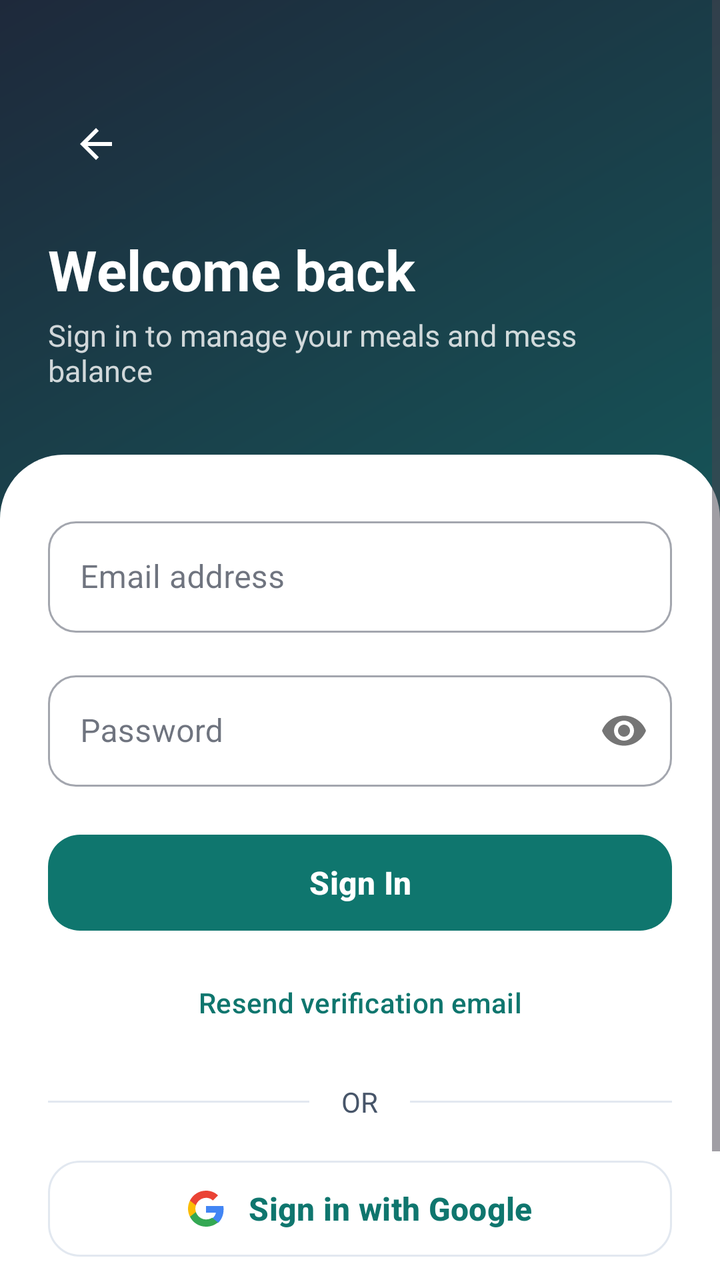
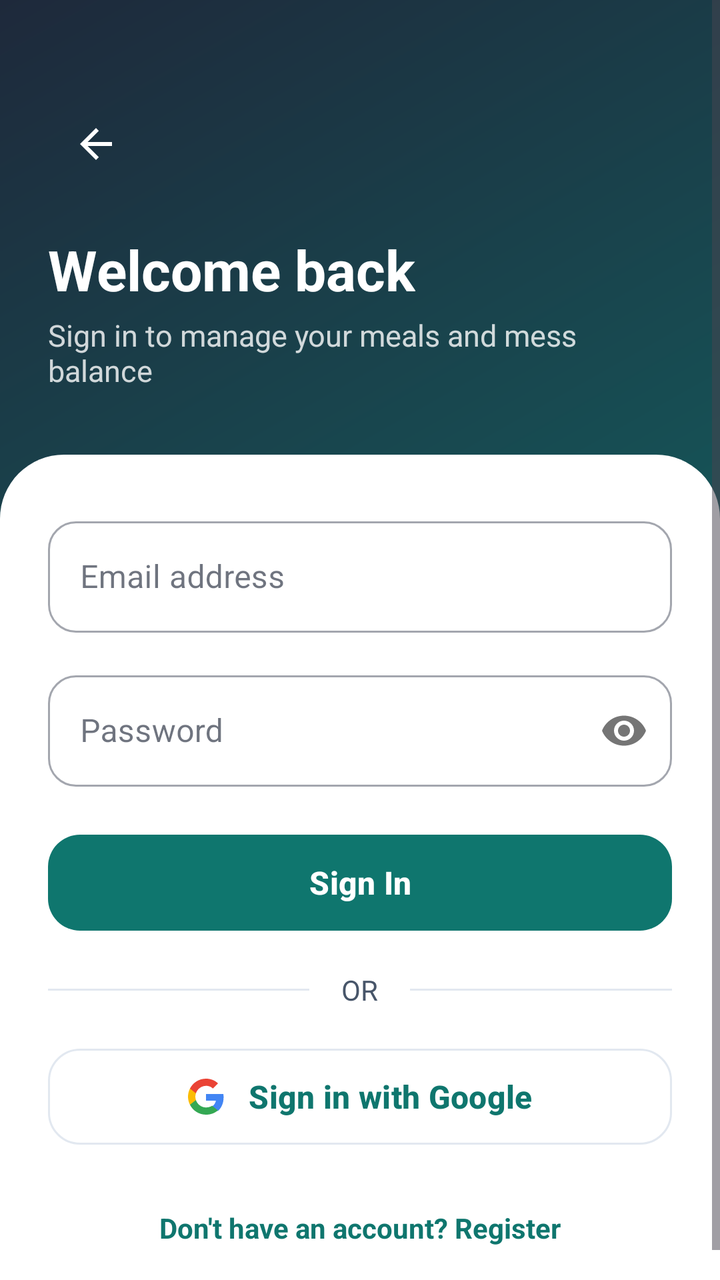

An Android layout rendered at two revisions. The XML below is the earlier revision; the diff shows what the commit changed to produce the second picture.
<!-- AndroidManifest.xml: application theme Theme.MealSync -->
<!-- res/layout/activity_login.xml -->
<?xml version="1.0" encoding="utf-8"?>
<FrameLayout xmlns:android="http://schemas.android.com/apk/res/android"
    xmlns:app="http://schemas.android.com/apk/res-auto"
    xmlns:tools="http://schemas.android.com/tools"
    android:layout_width="match_parent"
    android:layout_height="match_parent"
    tools:context=".ui.auth.LoginActivity">

    <View
        android:id="@+id/bgMember"
        android:layout_width="match_parent"
        android:layout_height="match_parent"
        android:background="@drawable/bg_gradient_member" />

    <View
        android:id="@+id/bgManager"
        android:layout_width="match_parent"
        android:layout_height="match_parent"
        android:alpha="0"
        android:background="@drawable/bg_gradient_manager" />

    <ScrollView
        android:id="@+id/scrollContent"
        android:layout_width="match_parent"
        android:layout_height="match_parent"
        android:fillViewport="true"
        android:overScrollMode="never">

        <LinearLayout
            android:layout_width="match_parent"
            android:layout_height="wrap_content"
            android:orientation="vertical">

            
            <LinearLayout
                android:id="@+id/header"
                android:layout_width="match_parent"
                android:layout_height="wrap_content"
                android:orientation="vertical"
                android:paddingStart="24dp"
                android:paddingTop="48dp"
                android:paddingEnd="24dp"
                android:paddingBottom="32dp">

                <ImageButton
                    android:id="@+id/btnBack"
                    android:layout_width="48dp"
                    android:layout_height="48dp"
                    android:background="?attr/selectableItemBackgroundBorderless"
                    android:contentDescription="@string/cd_back"
                    android:src="@drawable/ic_arrow_back"
                    app:tint="@color/white" />

                <TextView
                    android:id="@+id/tvLoginTitle"
                    android:layout_width="wrap_content"
                    android:layout_height="wrap_content"
                    android:layout_marginTop="20dp"
                    android:text="@string/login_title"
                    android:textColor="@color/white"
                    android:textSize="28sp"
                    android:textStyle="bold" />

                <TextView
                    android:id="@+id/tvLoginSubtitle"
                    android:layout_width="wrap_content"
                    android:layout_height="wrap_content"
                    android:layout_marginTop="4dp"
                    android:text="@string/login_subtitle_member"
                    android:textColor="#CCFFFFFF"
                    android:textSize="15sp" />
            </LinearLayout>

            
            <LinearLayout
                android:id="@+id/sheet"
                android:layout_width="match_parent"
                android:layout_height="0dp"
                android:layout_weight="1"
                android:background="@drawable/bg_sheet_top"
                android:orientation="vertical"
                android:paddingStart="24dp"
                android:paddingTop="28dp"
                android:paddingEnd="24dp"
                android:paddingBottom="24dp">

                <com.google.android.material.textfield.TextInputLayout
                    android:id="@+id/tilEmail"
                    style="@style/Widget.MaterialComponents.TextInputLayout.OutlinedBox"
                    android:layout_width="match_parent"
                    android:layout_height="wrap_content"
                    android:hint="@string/email_hint"
                    app:boxCornerRadiusBottomEnd="14dp"
                    app:boxCornerRadiusBottomStart="14dp"
                    app:boxCornerRadiusTopEnd="14dp"
                    app:boxCornerRadiusTopStart="14dp">

                    <com.google.android.material.textfield.TextInputEditText
                        android:id="@+id/etEmail"
                        android:layout_width="match_parent"
                        android:layout_height="wrap_content"
                        android:inputType="textEmailAddress"
                        android:maxLines="1" />
                </com.google.android.material.textfield.TextInputLayout>

                <com.google.android.material.textfield.TextInputLayout
                    android:id="@+id/tilPassword"
                    style="@style/Widget.MaterialComponents.TextInputLayout.OutlinedBox"
                    android:layout_width="match_parent"
                    android:layout_height="wrap_content"
                    android:layout_marginTop="16dp"
                    android:hint="@string/password_hint"
                    app:boxCornerRadiusBottomEnd="14dp"
                    app:boxCornerRadiusBottomStart="14dp"
                    app:boxCornerRadiusTopEnd="14dp"
                    app:boxCornerRadiusTopStart="14dp"
                    app:passwordToggleEnabled="true">

                    <com.google.android.material.textfield.TextInputEditText
                        android:id="@+id/etPassword"
                        android:layout_width="match_parent"
                        android:layout_height="wrap_content"
                        android:inputType="textPassword"
                        android:maxLines="1" />
                </com.google.android.material.textfield.TextInputLayout>

                <com.google.android.material.progressindicator.CircularProgressIndicator
                    android:id="@+id/progress"
                    android:layout_width="wrap_content"
                    android:layout_height="wrap_content"
                    android:layout_gravity="center_horizontal"
                    android:layout_marginTop="16dp"
                    android:indeterminate="true"
                    android:visibility="gone" />

                <com.google.android.material.button.MaterialButton
                    android:id="@+id/btnLogin"
                    android:layout_width="match_parent"
                    android:layout_height="wrap_content"
                    android:layout_marginTop="20dp"
                    android:minHeight="56dp"
                    android:text="@string/login_btn"
                    android:textSize="16sp"
                    android:textStyle="bold"
                    app:cornerRadius="16dp" />

                <com.google.android.material.button.MaterialButton
                    android:id="@+id/btnResendVerification"
                    style="@style/Widget.Material3.Button.TextButton"
                    android:layout_width="match_parent"
                    android:layout_height="wrap_content"
                    android:layout_marginTop="8dp"
                    android:text="@string/resend_verification_email"
                    android:textColor="@color/ms_teal"
                    android:textSize="14sp" />

                <LinearLayout
                    android:layout_width="match_parent"
                    android:layout_height="wrap_content"
                    android:layout_marginTop="16dp"
                    android:gravity="center_vertical"
                    android:orientation="horizontal">

                    <View
                        android:layout_width="0dp"
                        android:layout_height="1dp"
                        android:layout_weight="1"
                        android:background="@color/ms_divider" />

                    <TextView
                        android:layout_width="wrap_content"
                        android:layout_height="wrap_content"
                        android:layout_marginStart="16dp"
                        android:layout_marginEnd="16dp"
                        android:text="@string/or_divider"
                        android:textColor="@color/ms_text_secondary"
                        android:textSize="14sp" />

                    <View
                        android:layout_width="0dp"
                        android:layout_height="1dp"
                        android:layout_weight="1"
                        android:background="@color/ms_divider" />
                </LinearLayout>

                <com.google.android.material.button.MaterialButton
                    android:id="@+id/btnGoogle"
                    style="@style/Widget.Material3.Button.OutlinedButton"
                    android:layout_width="match_parent"
                    android:layout_height="wrap_content"
                    android:layout_marginTop="16dp"
                    android:minHeight="56dp"
                    android:text="@string/continue_google"
                    android:textSize="16sp"
                    android:textStyle="bold"
                    app:cornerRadius="16dp"
                    app:icon="@drawable/ic_google"
                    app:iconGravity="textStart"
                    app:iconPadding="12dp"
                    app:iconTint="@null" />

                <TextView
                    android:id="@+id/tvGoToRegister"
                    android:layout_width="wrap_content"
                    android:layout_height="wrap_content"
                    android:layout_gravity="center_horizontal"
                    android:layout_marginTop="20dp"
                    android:padding="8dp"
                    android:text="@string/dont_have_account"
                    android:textColor="@color/ms_teal"
                    android:textSize="14sp"
                    android:textStyle="bold" />

            </LinearLayout>
        </LinearLayout>
    </ScrollView>
</FrameLayout>
<!-- resources referenced by this layout -->
<resources>
  <color name="ms_divider">#E2E8F0</color>
  <color name="ms_teal">#0F766E</color>
  <color name="ms_text_secondary">#475569</color>
  <color name="white">#FFFFFFFF</color>
  <!-- drawable bg_gradient_manager (drawable) -->
  <?xml version="1.0" encoding="utf-8"?>
  <shape xmlns:android="http://schemas.android.com/apk/res/android"
      android:shape="rectangle">
      <gradient
          android:angle="135"
          android:startColor="@color/header_manager_start"
          android:endColor="@color/header_manager_end"
          android:type="linear" />
  </shape>
  <!-- drawable bg_gradient_member (drawable) -->
  <?xml version="1.0" encoding="utf-8"?>
  <shape xmlns:android="http://schemas.android.com/apk/res/android"
      android:shape="rectangle">
      <gradient
          android:angle="135"
          android:startColor="@color/header_member_start"
          android:endColor="@color/header_member_end"
          android:type="linear" />
  </shape>
  <!-- drawable bg_sheet_top (drawable) -->
  <?xml version="1.0" encoding="utf-8"?>
  <shape xmlns:android="http://schemas.android.com/apk/res/android"
      android:shape="rectangle">
      <solid android:color="@color/ms_card" />
      <corners
          android:topLeftRadius="32dp"
          android:topRightRadius="32dp" />
  </shape>
  <!-- drawable ic_arrow_back (drawable) -->
  <?xml version="1.0" encoding="utf-8"?>
  <vector xmlns:android="http://schemas.android.com/apk/res/android"
      android:width="24dp"
      android:height="24dp"
      android:viewportWidth="24"
      android:viewportHeight="24">
      <path
          android:fillColor="#FFFFFF"
          android:pathData="M20,11H7.83l5.59,-5.59L12,4l-8,8 8,8 1.41,-1.41L7.83,13H20v-2z" />
  </vector>
  <!-- drawable ic_google (drawable) -->
  <vector xmlns:android="http://schemas.android.com/apk/res/android"
      android:width="24dp"
      android:height="24dp"
      android:viewportWidth="24"
      android:viewportHeight="24">
      <path
          android:fillColor="#4285F4"
          android:pathData="M23.745,12.27c0,-0.7 -0.06,-1.4 -0.19,-2.07H12v4.51h6.6c-0.29,1.52 -1.14,2.82 -2.4,3.68v3.05h3.88c2.27,-2.09 3.665,-5.17 3.665,-9.17z" />
      <path
          android:fillColor="#34A853"
          android:pathData="M12,24c3.24,0 5.95,-1.08 7.93,-2.91l-3.88,-3.05c-1.08,0.72 -2.45,1.16 -4.05,1.16 -3.12,0 -5.77,-2.11 -6.72,-4.96H1.29v3.15C3.26,21.3 7.31,24 12,24z" />
      <path
          android:fillColor="#FBBC05"
          android:pathData="M5.28,14.24c-0.25,-0.72 -0.38,-1.49 -0.38,-2.24s0.13,-1.52 0.38,-2.24V6.61H1.29C0.47,8.24 0,10.06 0,12s0.47,3.76 1.29,5.39l3.99,-3.15z" />
      <path
          android:fillColor="#EA4335"
          android:pathData="M12,4.75c1.77,0 3.35,0.61 4.6,1.8l3.42,-3.42C17.95,1.19 15.24,0 12,0 7.31,0 3.26,2.7 1.29,6.61l3.99,3.15c0.95,-2.85 3.6,-4.96 6.72,-4.96z" />
  </vector>
  <string name="cd_back">Back</string>
  <string name="continue_google">Sign in with Google</string>
  <string name="dont_have_account">Don\'t have an account? Register</string>
  <string name="email_hint">Email address</string>
  <string name="login_btn">Sign In</string>
  <string name="login_subtitle_member">Sign in to manage your meals and mess balance</string>
  <string name="login_title">Welcome back</string>
  <string name="or_divider">OR</string>
  <string name="password_hint">Password</string>
  <string name="resend_verification_email">Resend verification email</string>
  <style name="Theme.MealSync" parent="Base.Theme.MealSync" />
  <color name="header_manager_start">#92400E</color>
  <color name="header_manager_end">#1E293B</color>
  <color name="header_member_start">#0F766E</color>
  <color name="header_member_end">#1E293B</color>
  <color name="ms_card">#FFFFFFFF</color>
  <color name="ms_primary">#0F766E</color>
  <color name="ms_surface">#F1F5F9</color>
  <color name="ms_text_primary">#0F172A</color>
  <color name="ms_secondary">#92400E</color>
  <color name="ms_negative">#B91C1C</color>
  <!-- unchanged entries left out for length: 1 -->
</resources>

<!-- the commit's change to res/layout/activity_login.xml (unified diff, before → after) -->
@@ -144,16 +144,6 @@
                     android:textStyle="bold"
                     app:cornerRadius="16dp" />
 
-                <com.google.android.material.button.MaterialButton
-                    android:id="@+id/btnResendVerification"
-                    style="@style/Widget.Material3.Button.TextButton"
-                    android:layout_width="match_parent"
-                    android:layout_height="wrap_content"
-                    android:layout_marginTop="8dp"
-                    android:text="@string/resend_verification_email"
-                    android:textColor="@color/ms_teal"
-                    android:textSize="14sp" />
-
                 <LinearLayout
                     android:layout_width="match_parent"
                     android:layout_height="wrap_content"
<!-- resource entries referenced after the edit -->
@@ -72,7 +72,6 @@
   <string name="login_title">Welcome back</string>
   <string name="or_divider">OR</string>
   <string name="password_hint">Password</string>
-  <string name="resend_verification_email">Resend verification email</string>
   <style name="Theme.MealSync" parent="Base.Theme.MealSync" />
   <color name="header_manager_start">#92400E</color>
   <color name="header_manager_end">#1E293B</color>
